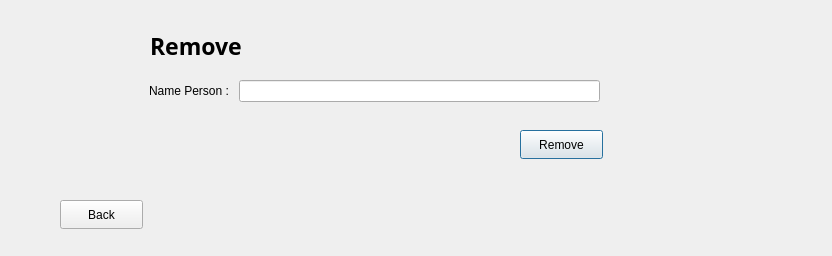
Hasansaberifar/AP_Prozhe, file Project_Ap/removememberfromproject.ui: the form before one commit.
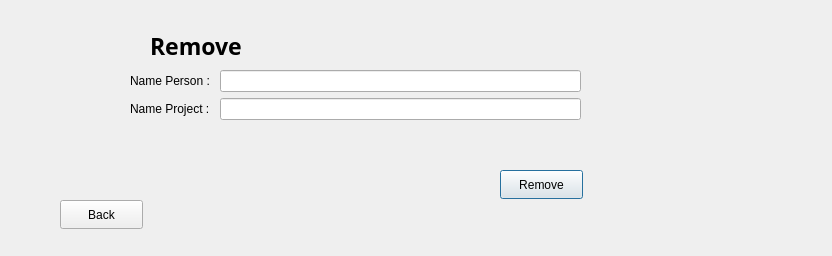
The form after the commit.

Commit message: all project page

Patch:
```diff
--- a/Project_Ap/removememberfromproject.ui
+++ b/Project_Ap/removememberfromproject.ui
@@ -16,8 +16,8 @@
   <widget class="QPushButton" name="pushButton">
    <property name="geometry">
     <rect>
-     <x>520</x>
-     <y>130</y>
+     <x>500</x>
+     <y>170</y>
      <width>83</width>
      <height>29</height>
     </rect>
@@ -42,23 +42,33 @@
   <widget class="QWidget" name="formLayoutWidget">
    <property name="geometry">
     <rect>
-     <x>149</x>
-     <y>80</y>
+     <x>130</x>
+     <y>70</y>
      <width>451</width>
-     <height>31</height>
+     <height>91</height>
     </rect>
    </property>
    <layout class="QFormLayout" name="formLayout">
-    <item row="0" column="0">
+    <item row="2" column="0">
+     <widget class="QLabel" name="label_3">
+      <property name="text">
+       <string>Name Project :</string>
+      </property>
+     </widget>
+    </item>
+    <item row="1" column="0">
      <widget class="QLabel" name="label_2">
       <property name="text">
        <string>Name Person : </string>
       </property>
      </widget>
     </item>
-    <item row="0" column="1">
+    <item row="1" column="1">
      <widget class="QLineEdit" name="NamePersonForRemoveFromProject"/>
     </item>
+    <item row="2" column="1">
+     <widget class="QLineEdit" name="NameProject"/>
+    </item>
    </layout>
   </widget>
   <widget class="QLabel" name="label">
```
The commit also changes 49 other files.
